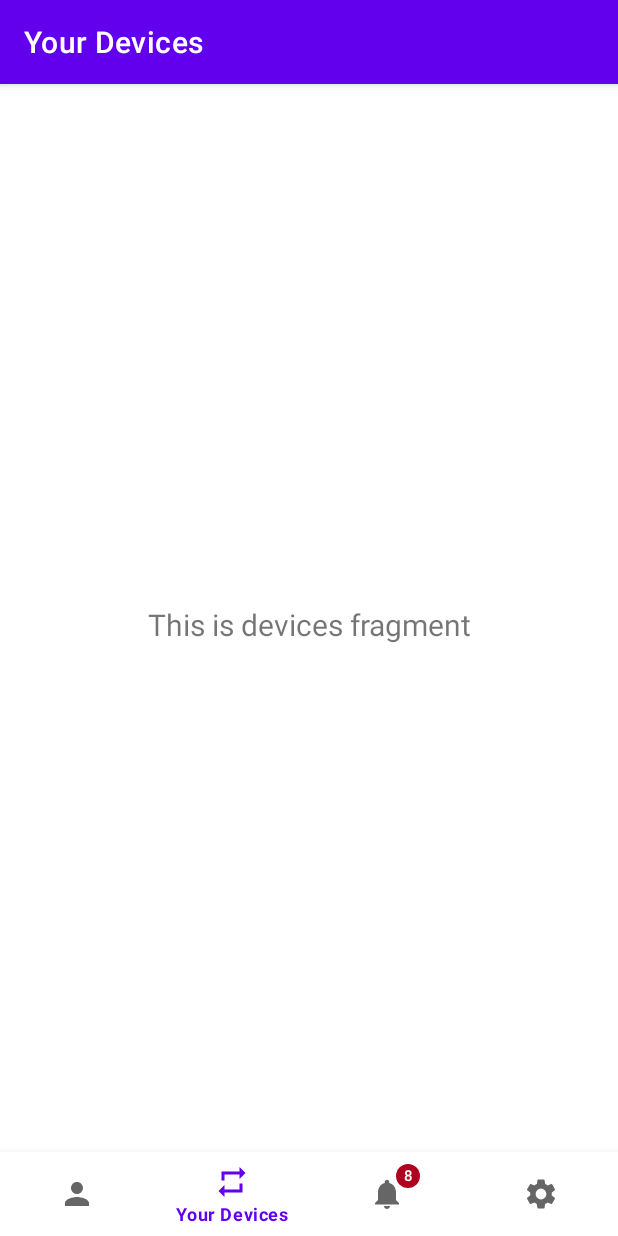
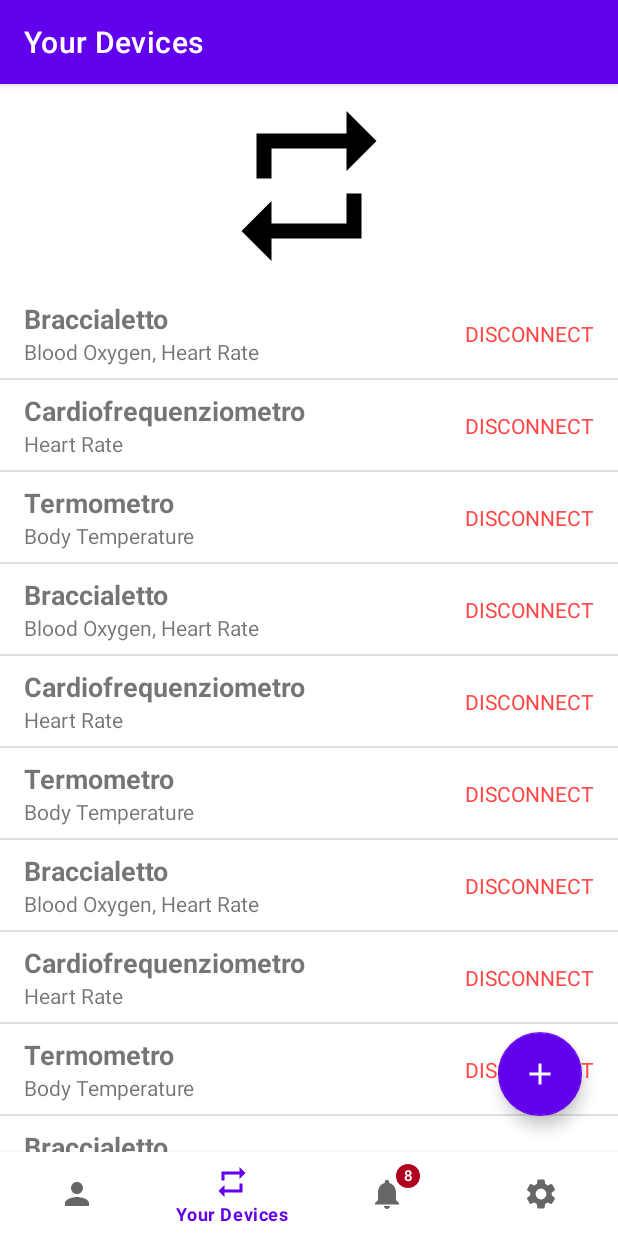
Before and after one commit to FranNetti/pc-citizenDigitalTwin, an Android app: the screen it shows after launch (MainActivity), item 2 of the bottom bar chosen, on a phone screen of 412 x 824 dp. Run offline under Robolectric (Android 15) with nearby library versions, the phone set to English and light mode, and no system bars; our stand-ins replace navigation-ui.

Commit message:
WIP device page

```diff
--- a/androidApp/app/src/main/java/it/unibo/citizenDigitalTwin/commons/LeafCategory.java
+++ b/androidApp/app/src/main/java/it/unibo/citizenDigitalTwin/commons/LeafCategory.java
@@ -1,20 +1,26 @@
 package it.unibo.citizenDigitalTwin.commons;
+
+import android.content.Context;
 
 import java.util.Optional;
 import java.util.stream.Stream;
 
+import it.unibo.citizenDigitalTwin.R;
+
 public enum LeafCategory {
 
-    NAME("name", "Nome"),
-    SURNAME("surname", "Cognome"),
-    BIRTHDATE("birthdate", "Data di nascita"),
-    ADDRESS("address", "Indirizzo"),
-    CELSIUS_TEMPERATURE("celsius_temperature","Temperatura corporea");
+    NAME("name", R.string.LC_name),
+    SURNAME("surname", R.string.LC_surname),
+    BIRTHDATE("birthdate", R.string.LC_birthdate),
+    ADDRESS("address", R.string.LC_address),
+    CELSIUS_TEMPERATURE("celsius_temperature",R.string.LC_celsius_temperature),
+    BLOOD_OXIGEN("blood_oxigen", R.string.LC_blood_oxigen),
+    HEART_RATE("heart_rate", R.string.LC_heart_rate);
 
     private final String name;
-    private final String displayName;
+    private final int displayName;
 
-    LeafCategory(final String name, final String displayName) {
+    LeafCategory(final String name, final int displayName) {
         this.name = name;
         this.displayName = displayName;
     }
@@ -23,8 +29,8 @@ public enum LeafCategory {
         return this.name;
     }
 
-    public String getDisplayName() {
-        return displayName;
+    public String getDisplayName(final Context context) {
+        return context.getString(displayName);
     }
 
     public static Optional<LeafCategory> findByName(final String name) {
--- /dev/null
+++ b/androidApp/app/src/main/java/it/unibo/citizenDigitalTwin/ui/devices/Device.java
@@ -0,0 +1,24 @@
+package it.unibo.citizenDigitalTwin.ui.devices;
+
+import java.util.List;
+
+import it.unibo.citizenDigitalTwin.commons.LeafCategory;
+
+class Device {
+
+    private final String name;
+    private final List<LeafCategory> categories;
+
+    Device(final String name, final List<LeafCategory> categories){
+        this.name = name;
+        this.categories = categories;
+    }
+
+    public List<LeafCategory> getCategories() {
+        return categories;
+    }
+
+    public String getName() {
+        return name;
+    }
+}
--- /dev/null
+++ b/androidApp/app/src/main/java/it/unibo/citizenDigitalTwin/ui/devices/DeviceAdapter.java
@@ -0,0 +1,66 @@
+package it.unibo.citizenDigitalTwin.ui.devices;
+
+import android.bluetooth.BluetoothClass;
+import android.content.Context;
+import android.view.LayoutInflater;
+import android.view.ViewGroup;
+import android.widget.TextView;
+
+import java.util.List;
+
+import androidx.annotation.NonNull;
+import androidx.constraintlayout.widget.ConstraintLayout;
+import androidx.recyclerview.widget.RecyclerView;
+import it.unibo.citizenDigitalTwin.R;
+import it.unibo.citizenDigitalTwin.commons.LeafCategory;
+
+public class DeviceAdapter extends RecyclerView.Adapter<DeviceAdapter.DeviceHolder> {
+
+    static class DeviceHolder extends RecyclerView.ViewHolder {
+
+        final TextView deviceName;
+        final TextView deviceCharacteristics;
+        final TextView deleteText;
+
+        DeviceHolder(final ConstraintLayout layout) {
+            super(layout);
+            this.deviceName = layout.findViewById(R.id.deviceNameText);
+            this.deviceCharacteristics = layout.findViewById(R.id.deviceCharacteristicsText);
+            this.deleteText = layout.findViewById(R.id.disconnectText);
+        }
+    }
+
+    private final List<Device> devices;
+    private final Context context;
+
+    DeviceAdapter(final Context context, final List<Device> devices){
+        this.devices = devices;
+        this.context = context;
+    }
+
+    @NonNull
+    @Override
+    public DeviceHolder onCreateViewHolder(@NonNull final ViewGroup parent, final int viewType) {
+        final ConstraintLayout layout = (ConstraintLayout) LayoutInflater.from(parent.getContext())
+                .inflate(R.layout.device_item, parent, false);
+        return new DeviceHolder(layout);
+    }
+
+    @Override
+    public void onBindViewHolder(@NonNull final DeviceHolder holder, final int position) {
+        final Device device = devices.get(position);
+        holder.deviceName.setText(device.getName());
+        holder.deviceCharacteristics.setText(
+                device.getCategories().stream()
+                    .map(x -> x.getDisplayName(context))
+                    .reduce((a,b) -> a + ", " + b)
+                    .orElse("")
+        );
+    }
+
+    @Override
+    public int getItemCount() {
+        return devices.size();
+    }
+
+}
--- a/androidApp/app/src/main/java/it/unibo/citizenDigitalTwin/ui/devices/DevicesFragment.java
+++ b/androidApp/app/src/main/java/it/unibo/citizenDigitalTwin/ui/devices/DevicesFragment.java
@@ -6,12 +6,17 @@ import android.view.View;
 import android.view.ViewGroup;
 import android.widget.TextView;
 
+import java.util.Arrays;
+import java.util.List;
+
 import androidx.annotation.NonNull;
-import androidx.annotation.Nullable;
 import androidx.fragment.app.Fragment;
-import androidx.lifecycle.Observer;
-import androidx.lifecycle.ViewModelProviders;
+import androidx.lifecycle.ViewModelProvider;
+import androidx.recyclerview.widget.DividerItemDecoration;
+import androidx.recyclerview.widget.LinearLayoutManager;
+import androidx.recyclerview.widget.RecyclerView;
 import it.unibo.citizenDigitalTwin.R;
+import it.unibo.citizenDigitalTwin.commons.LeafCategory;
 
 public class DevicesFragment extends Fragment {
 
@@ -19,16 +24,45 @@ public class DevicesFragment extends Fragment {
 
     public View onCreateView(@NonNull LayoutInflater inflater,
                              ViewGroup container, Bundle savedInstanceState) {
-        devicesViewModel =
-                ViewModelProviders.of(this).get(DevicesViewModel.class);
-        View root = inflater.inflate(R.layout.fragment_devices, container, false);
-        final TextView textView = root.findViewById(R.id.text_dashboard);
-        devicesViewModel.getText().observe(getViewLifecycleOwner(), new Observer<String>() {
-            @Override
-            public void onChanged(@Nullable String s) {
-                textView.setText(s);
-            }
-        });
+        devicesViewModel = new ViewModelProvider(requireActivity()).get(DevicesViewModel.class);
+        final View root = inflater.inflate(R.layout.fragment_devices, container, false);
+
+        final TextView emptyDevices = root.findViewById(R.id.emptyDevices);
+
+        final RecyclerView listView = root.findViewById(R.id.devicesRecyclerView);
+        final LinearLayoutManager linearLayoutManager = new LinearLayoutManager(this.getContext());
+        final DividerItemDecoration dividerItemDecoration = new DividerItemDecoration(listView.getContext(),
+                linearLayoutManager.getOrientation());
+
+        listView.addItemDecoration(dividerItemDecoration);
+        listView.setLayoutManager(linearLayoutManager);
+
+        final List<Device> ciccio = Arrays.asList(
+                new Device("Braccialetto", Arrays.asList(LeafCategory.BLOOD_OXIGEN, LeafCategory.HEART_RATE)),
+                new Device("Cardiofrequenziometro", Arrays.asList(LeafCategory.HEART_RATE)),
+                new Device("Termometro", Arrays.asList(LeafCategory.CELSIUS_TEMPERATURE)),
+                new Device("Braccialetto", Arrays.asList(LeafCategory.BLOOD_OXIGEN, LeafCategory.HEART_RATE)),
+                new Device("Cardiofrequenziometro", Arrays.asList(LeafCategory.HEART_RATE)),
+                new Device("Termometro", Arrays.asList(LeafCategory.CELSIUS_TEMPERATURE)),
+                new Device("Braccialetto", Arrays.asList(LeafCategory.BLOOD_OXIGEN, LeafCategory.HEART_RATE)),
+                new Device("Cardiofrequenziometro", Arrays.asList(LeafCategory.HEART_RATE)),
+                new Device("Termometro", Arrays.asList(LeafCategory.CELSIUS_TEMPERATURE)),
+                new Device("Braccialetto", Arrays.asList(LeafCategory.BLOOD_OXIGEN, LeafCategory.HEART_RATE)),
+                new Device("Cardiofrequenziometro", Arrays.asList(LeafCategory.HEART_RATE)),
+                new Device("Termometro", Arrays.asList(LeafCategory.CELSIUS_TEMPERATURE)),
+                new Device("Braccialetto", Arrays.asList(LeafCategory.BLOOD_OXIGEN, LeafCategory.HEART_RATE)),
+                new Device("Cardiofrequenziometro", Arrays.asList(LeafCategory.HEART_RATE)),
+                new Device("Termometro", Arrays.asList(LeafCategory.CELSIUS_TEMPERATURE)),
+                new Device("Braccialetto", Arrays.asList(LeafCategory.BLOOD_OXIGEN, LeafCategory.HEART_RATE)),
+                new Device("Cardiofrequenziometro", Arrays.asList(LeafCategory.HEART_RATE)),
+                new Device("Termometro", Arrays.asList(LeafCategory.CELSIUS_TEMPERATURE)),
+                new Device("Braccialetto", Arrays.asList(LeafCategory.BLOOD_OXIGEN, LeafCategory.HEART_RATE)),
+                new Device("Cardiofrequenziometro", Arrays.asList(LeafCategory.HEART_RATE)),
+                new Device("Termometro", Arrays.asList(LeafCategory.CELSIUS_TEMPERATURE))
+        );
+
+        listView.setAdapter(new DeviceAdapter(getContext(), ciccio));
+
         return root;
     }
 }
--- a/androidApp/app/src/main/java/it/unibo/citizenDigitalTwin/ui/notifications/NotificationAdapter.java
+++ b/androidApp/app/src/main/java/it/unibo/citizenDigitalTwin/ui/notifications/NotificationAdapter.java
@@ -100,9 +100,9 @@ public class NotificationAdapter extends RecyclerView.Adapter<NotificationAdapte
         holder.content.setText(
                 notification.getChangedCategories()
                     .stream()
-                    .map(LeafCategory::getDisplayName)
+                    .map(x -> x.getDisplayName(context))
                     .reduce((a,b) -> a + ", " + b)
-                    .orElseGet(() -> "")
+                    .orElse("")
         );
     }
 
--- /dev/null
+++ b/androidApp/app/src/main/res/drawable/ic_add_24dp.xml
@@ -0,0 +1,5 @@
+<vector android:height="24dp" android:tint="#FFFFFF"
+    android:viewportHeight="24.0" android:viewportWidth="24.0"
+    android:width="24dp" xmlns:android="http://schemas.android.com/apk/res/android">
+    <path android:fillColor="#FF000000" android:pathData="M19,13h-6v6h-2v-6H5v-2h6V5h2v6h6v2z"/>
+</vector>
--- /dev/null
+++ b/androidApp/app/src/main/res/layout/device_item.xml
@@ -0,0 +1,46 @@
+<?xml version="1.0" encoding="utf-8"?>
+<androidx.constraintlayout.widget.ConstraintLayout xmlns:android="http://schemas.android.com/apk/res/android"
+    xmlns:app="http://schemas.android.com/apk/res-auto"
+    xmlns:tools="http://schemas.android.com/tools"
+    android:layout_width="match_parent"
+    android:layout_height="wrap_content">
+
+    <TextView
+        android:id="@+id/deviceNameText"
+        android:layout_width="0dp"
+        android:layout_height="wrap_content"
+        android:layout_marginStart="16dp"
+        android:layout_marginTop="8dp"
+        android:layout_marginEnd="8dp"
+        android:textSize="18sp"
+        android:textStyle="bold"
+        app:layout_constraintEnd_toStartOf="@+id/disconnectText"
+        app:layout_constraintStart_toStartOf="parent"
+        app:layout_constraintTop_toTopOf="parent" />
+
+    <TextView
+        android:id="@+id/deviceCharacteristicsText"
+        android:layout_width="0dp"
+        android:layout_height="wrap_content"
+        android:layout_marginStart="16dp"
+        android:layout_marginEnd="8dp"
+        android:layout_marginBottom="8dp"
+        android:singleLine="false"
+        app:layout_constraintBottom_toBottomOf="parent"
+        app:layout_constraintEnd_toStartOf="@+id/disconnectText"
+        app:layout_constraintStart_toStartOf="parent"
+        app:layout_constraintTop_toBottomOf="@+id/deviceNameText" />
+
+    <TextView
+        android:id="@+id/disconnectText"
+        android:layout_width="wrap_content"
+        android:layout_height="wrap_content"
+        android:layout_marginEnd="16dp"
+        android:text="@string/disconnect_device"
+        android:textAllCaps="true"
+        android:textColor="@android:color/holo_red_light"
+        app:layout_constraintBottom_toBottomOf="parent"
+        app:layout_constraintEnd_toEndOf="parent"
+        app:layout_constraintTop_toTopOf="parent" />
+
+</androidx.constraintlayout.widget.ConstraintLayout>
--- a/androidApp/app/src/main/res/layout/fragment_devices.xml
+++ b/androidApp/app/src/main/res/layout/fragment_devices.xml
@@ -7,16 +7,72 @@
     tools:context=".ui.devices.DevicesFragment">
 
     <TextView
-        android:id="@+id/text_dashboard"
+        android:id="@+id/emptyDevices"
         android:layout_width="match_parent"
         android:layout_height="wrap_content"
         android:layout_marginStart="8dp"
         android:layout_marginTop="8dp"
         android:layout_marginEnd="8dp"
+        android:text="@string/no_devices_message"
         android:textAlignment="center"
-        android:textSize="20sp"
+        android:textSize="24sp"
+        android:visibility="gone"
         app:layout_constraintBottom_toBottomOf="parent"
         app:layout_constraintEnd_toEndOf="parent"
         app:layout_constraintStart_toStartOf="parent"
         app:layout_constraintTop_toTopOf="parent" />
+
+    <ScrollView
+        android:id="@+id/devicesScrollView"
+        android:layout_width="match_parent"
+        android:layout_height="0dp"
+        android:fillViewport="true"
+        app:layout_constraintBottom_toBottomOf="parent"
+        app:layout_constraintEnd_toEndOf="parent"
+        app:layout_constraintStart_toStartOf="parent"
+        app:layout_constraintTop_toTopOf="parent">
+
+        <androidx.constraintlayout.widget.ConstraintLayout
+            android:layout_width="match_parent"
+            android:layout_height="wrap_content">
+
+            <ImageView
+                android:id="@+id/imageView"
+                android:layout_width="120dp"
+                android:layout_height="120dp"
+                android:layout_marginTop="8dp"
+                android:layout_marginBottom="8dp"
+                android:contentDescription="@string/device_icon"
+                android:src="@drawable/ic_repeat_black_24dp"
+                app:layout_constraintBottom_toTopOf="@+id/devicesRecyclerView"
+                app:layout_constraintEnd_toEndOf="parent"
+                app:layout_constraintStart_toStartOf="parent"
+                app:layout_constraintTop_toTopOf="parent" />
+
+            <androidx.recyclerview.widget.RecyclerView
+                android:id="@+id/devicesRecyclerView"
+                android:layout_width="match_parent"
+                android:layout_height="0dp"
+                app:layout_constraintBottom_toBottomOf="parent"
+                app:layout_constraintEnd_toEndOf="parent"
+                app:layout_constraintStart_toStartOf="parent"
+                app:layout_constraintTop_toBottomOf="@+id/imageView" />
+
+        </androidx.constraintlayout.widget.ConstraintLayout>
+
+    </ScrollView>
+
+    <com.google.android.material.floatingactionbutton.FloatingActionButton
+        android:id="@+id/floatingActionButton"
+        android:layout_width="wrap_content"
+        android:layout_height="wrap_content"
+        android:layout_marginEnd="24dp"
+        android:layout_marginBottom="24dp"
+        android:clickable="true"
+        app:tint="#FFFFFF"
+        android:src="@drawable/ic_add_24dp"
+        app:backgroundTint="@color/colorPrimary"
+        app:layout_constraintBottom_toBottomOf="parent"
+        app:layout_constraintEnd_toEndOf="parent" />
+
 </androidx.constraintlayout.widget.ConstraintLayout>
--- a/androidApp/app/src/main/res/values/strings.xml
+++ b/androidApp/app/src/main/res/values/strings.xml
@@ -11,4 +11,17 @@
     <string name="data_change">has updated the following data</string>
     <string name="notification_icon">Notification icon</string>
     <string name="no_notifications_message">You have no notifications</string>
+    <string name="no_devices_message">You have no registered devices</string>
+    <string name="disconnect_device">Disconnect</string>
+    <string name="device_icon">Device icon</string>
+    <string name="welcome_back">Welcome back</string>
+
+    /* -----------------Leaf categories-----------------*/
+    <string name="LC_name">Name</string>
+    <string name="LC_surname">Surname</string>
+    <string name="LC_birthdate">Birth Date</string>
+    <string name="LC_address">Address</string>
+    <string name="LC_celsius_temperature">Body Temperature</string>
+    <string name="LC_blood_oxigen">Blood Oxygen</string>
+    <string name="LC_heart_rate">Heart Rate</string>
 </resources>
```
